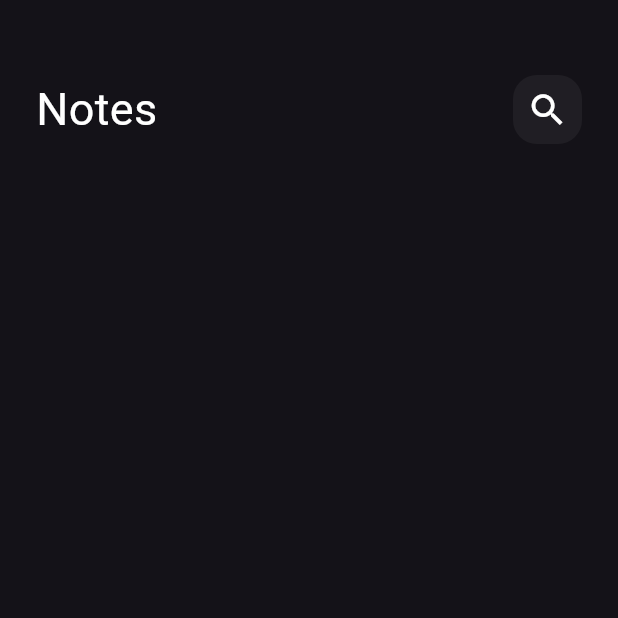
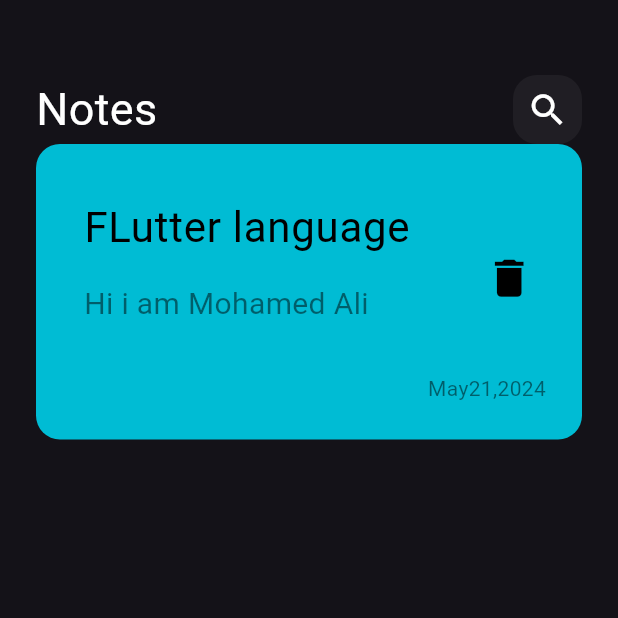
Before and after one commit to MohamedAliShaltoot/My_Notes_App_Flutter, a Flutter app: the screen it shows after launch, on a phone screen of 412 x 824 dp, the top half of it. Run offline on Flutter 3.47's test engine with Material 3 defaults, Android fonts, the phone set to English and light mode, and no system bars.

Commit message:
add custom note item and notes view body

```diff
--- /dev/null
+++ b/lib/widgets/custom_note_item.dart
@@ -0,0 +1,34 @@
+import 'package:flutter/material.dart';
+
+class NoteItem extends StatelessWidget {
+  const NoteItem({super.key});
+
+  @override
+  Widget build(BuildContext context) {
+    return Container(
+      padding: const EdgeInsets.only(left: 16,top: 26,bottom: 24),
+      decoration: BoxDecoration(
+        color: Colors.cyan,
+        borderRadius: BorderRadius.circular(16)
+      ),
+      child:  Column(
+        crossAxisAlignment: CrossAxisAlignment.end,
+        children: [
+ListTile(
+  title: const Text("FLutter language",style: TextStyle(color: Colors.black,fontSize: 28),),
+  subtitle:  Padding(
+    padding: const EdgeInsets.only(top: 16,bottom: 24),
+    child: Text("Hi i am Mohamed Ali",style: TextStyle(color: Colors.black.withOpacity(0.5),fontSize: 20),),
+  ),
+  trailing: IconButton(onPressed: (){}, icon: const Icon(Icons.delete,color: Colors.black,size: 33,)),
+
+),
+ Padding(
+   padding: const EdgeInsets.only(right: 24),
+   child: Text("May21,2024",style: TextStyle(color: Colors.black.withOpacity(0.5)),),
+ ),
+        ],
+      ),
+    );
+  }
+}
--- a/lib/widgets/notes_view_body.dart
+++ b/lib/widgets/notes_view_body.dart
@@ -1,6 +1,7 @@
 
 import 'package:flutter/material.dart';
 import 'package:notes_app/widgets/custom_app_bar.dart';
+import 'package:notes_app/widgets/custom_note_item.dart';
 
 class NotesViewBody extends StatelessWidget {
   const NotesViewBody({super.key});
@@ -15,6 +16,8 @@ class NotesViewBody extends StatelessWidget {
           SizedBox(height: 50,),
 
       CustomAppBar(),
+      NoteItem(),
+
         ],
       ),
     );
```
